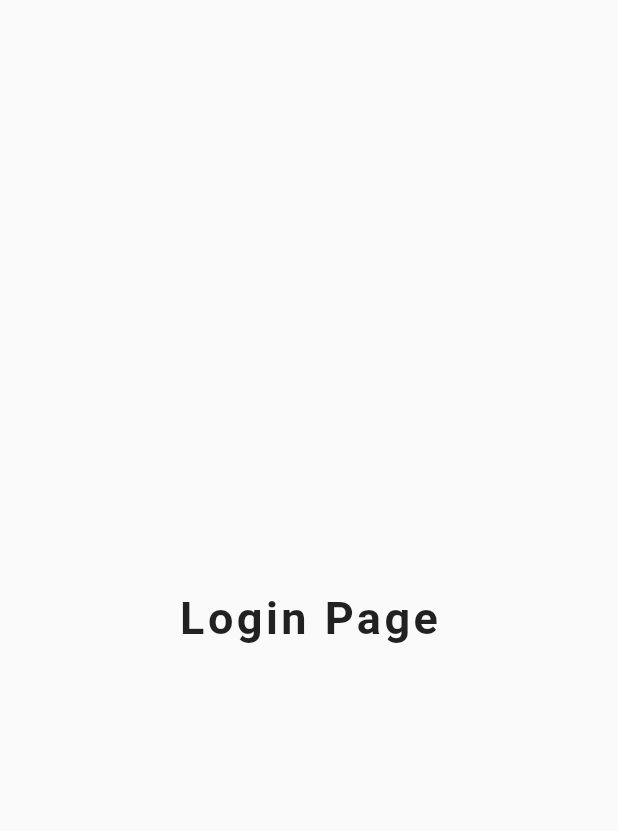
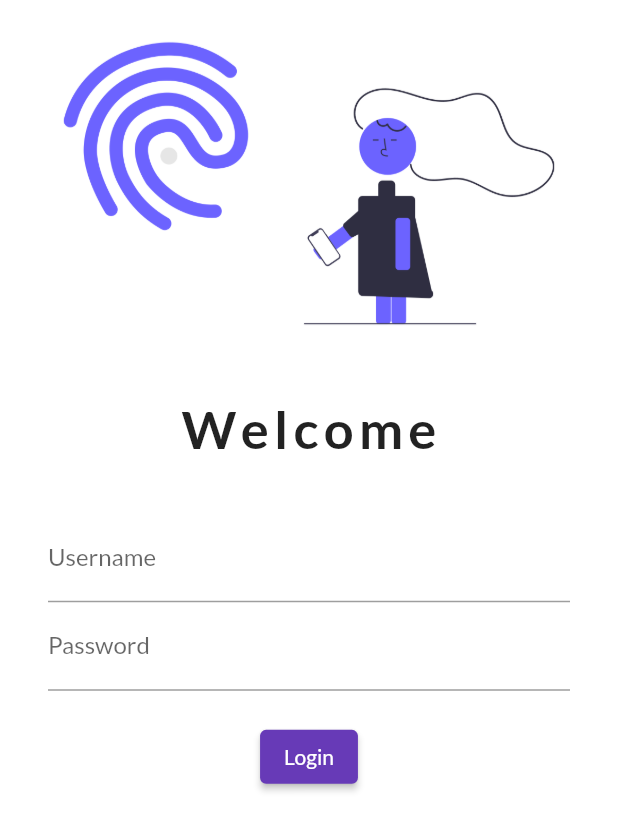
Before and after one commit to kamrandanish00/30DaysOfFlutter, a Flutter app: the screen it shows after launch, on a phone screen of 412 x 824 dp. Shown: the top 831 px of the screen. Run offline on Flutter 3.47's test engine with Material 2 defaults, Android fonts, the phone set to English and light mode, and no system bars; our stand-ins replace google_fonts.

Commit message:
day 4 completed

```diff
--- a/lib/main.dart
+++ b/lib/main.dart
@@ -2,6 +2,7 @@ import 'package:flutter/material.dart';
 import 'package:flutter_catalog/pages/login_page.dart';
 import 'pages/home_page.dart';
 import './pages/login_page.dart';
+import 'package:google_fonts/google_fonts.dart';
 
 void main() => runApp(MyApp());
 
@@ -11,6 +12,10 @@ class MyApp extends StatelessWidget {
     return MaterialApp(
       // home: HomePage(),
       themeMode: ThemeMode.light,
+      theme: ThemeData(
+        primarySwatch: Colors.deepPurple,
+        fontFamily: GoogleFonts.lato().fontFamily,
+      ),
       darkTheme: ThemeData(
         brightness: Brightness.dark,
       ),
--- a/lib/pages/home_page.dart
+++ b/lib/pages/home_page.dart
@@ -30,7 +30,7 @@ class HomePage extends StatelessWidget {
             ),
           ),
           ElevatedButton(
-            onPressed: () => LoginPage,
+            onPressed: null,
             child: Text('Login Page'),
           ),
         ],
--- a/lib/pages/login_page.dart
+++ b/lib/pages/login_page.dart
@@ -4,15 +4,57 @@ class LoginPage extends StatelessWidget {
   @override
   Widget build(BuildContext context) {
     return Material(
-      child: Center(
-        child: Text(
-          'Login Page',
-          style: TextStyle(
-            fontSize: 30,
-            fontWeight: FontWeight.bold,
-            letterSpacing: 2.3,
+      color: Colors.white,
+      child: Column(
+        children: [
+          Image.asset(
+            'assets/images/login.png',
+            fit: BoxFit.cover,
           ),
-        ),
+          SizedBox(
+            height: 20.0,
+          ),
+          Text(
+            'Welcome',
+            style: TextStyle(
+              fontSize: 35,
+              fontWeight: FontWeight.bold,
+              letterSpacing: 3.5,
+            ),
+          ),
+          SizedBox(
+            height: 20.0,
+          ),
+          Padding(
+            padding:
+                const EdgeInsets.symmetric(vertical: 16.0, horizontal: 32.0),
+            child: Column(
+              children: [
+                TextFormField(
+                  decoration: InputDecoration(
+                    hintText: 'Enter username',
+                    labelText: 'Username',
+                  ),
+                ),
+                TextFormField(
+                  obscureText: true,
+                  decoration: InputDecoration(
+                    hintText: 'Enter password',
+                    labelText: 'Password',
+                  ),
+                ),
+                SizedBox(
+                  height: 20.0,
+                ),
+                ElevatedButton(
+                  style: TextButton.styleFrom(primary: Colors.white),
+                  onPressed: () {},
+                  child: Text('Login'),
+                ),
+              ],
+            ),
+          )
+        ],
       ),
     );
   }
--- a/pubspec.yaml
+++ b/pubspec.yaml
@@ -28,6 +28,7 @@ dependencies:
   # The following adds the Cupertino Icons font to your application.
   # Use with the CupertinoIcons class for iOS style icons.
   cupertino_icons: ^1.0.0
+  google_fonts: ^1.1.2
 
 dev_dependencies:
   flutter_test:
@@ -45,8 +46,8 @@ flutter:
   uses-material-design: true
 
   # To add assets to your application, add an assets section, like this:
-  # assets:
-  #   - images/a_dot_burr.jpeg
+  assets:
+    - assets/images/
   #   - images/a_dot_ham.jpeg
 
   # An image asset can refer to one or more resolution-specific "variants", see
```
Also changed, not shown: assets/images/login.png (added), pubspec.lock.
